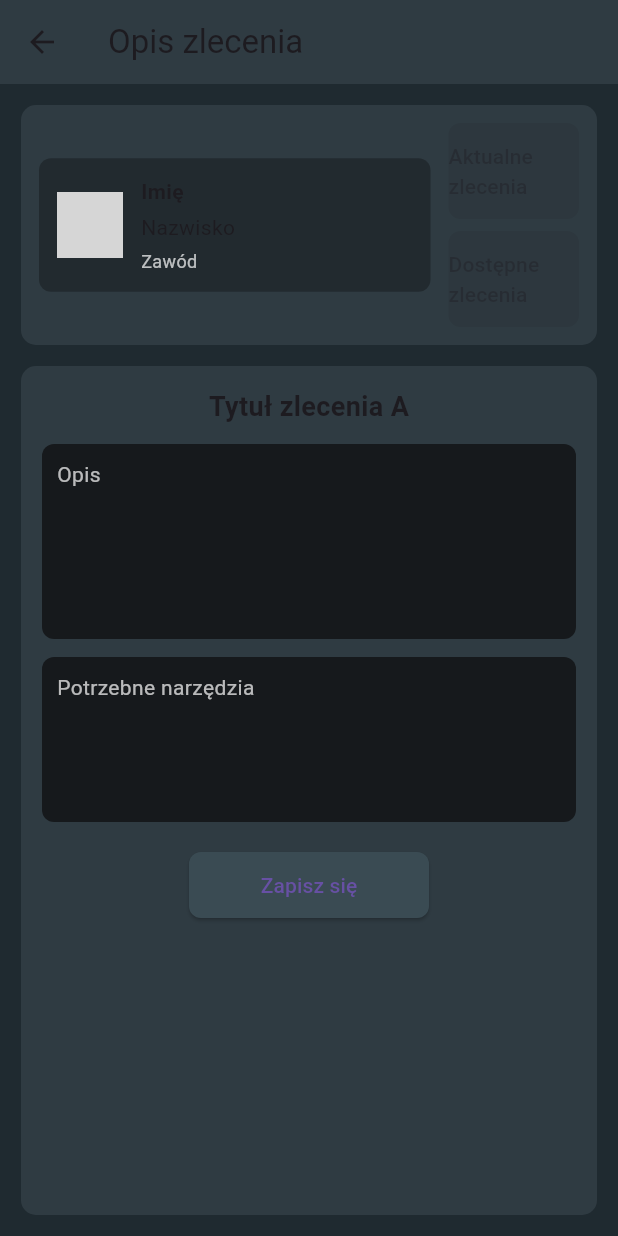
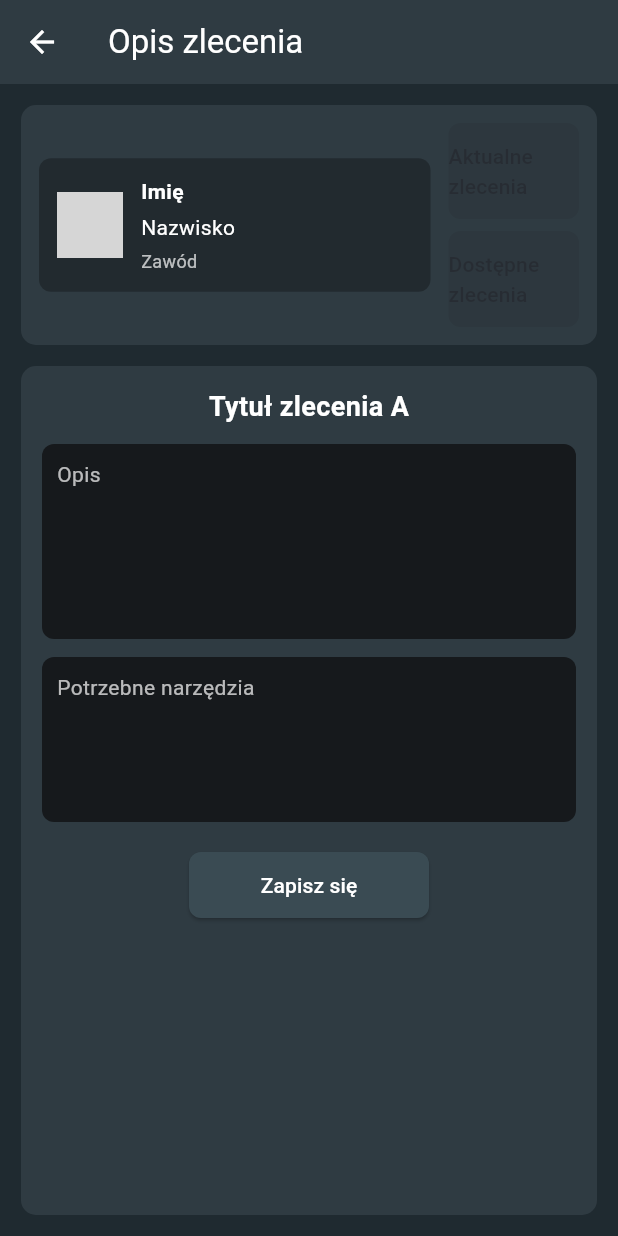
Before and after one commit to Skwany4/Flutter-test1, a Flutter app: the MainPanel screen opened directly, after a tap on "Dostępne zlecenia", after a tap on "Opis", on a phone screen of 412 x 824 dp. Run offline on Flutter 3.47's test engine with Material 3 defaults, Android fonts, the light colour scheme and no system bars; grey boxes are pictures that could not be loaded.

Commit message:
Front change

```diff
--- a/lib/screens/main_panel.dart
+++ b/lib/screens/main_panel.dart
@@ -36,7 +36,38 @@ class _MainPanelState extends State<MainPanel> {
     const panel = Color(0xFF2F3B42);
     const innerPanel = Color(0xFF222A2F);
 
-    return Scaffold(
+    // Lokalny Theme tylko dla drzewa tego ekranu:
+    final localTheme = Theme.of(context).copyWith(
+      textTheme: Theme.of(
+        context,
+      ).textTheme.apply(bodyColor: Colors.white, displayColor: Colors.white),
+      primaryTextTheme: Theme.of(context).primaryTextTheme.apply(
+        bodyColor: Colors.white,
+        displayColor: Colors.white,
+      ),
+      appBarTheme: const AppBarTheme(
+        backgroundColor: panel,
+        foregroundColor: Colors.white,
+        iconTheme: IconThemeData(color: Colors.white),
+        titleTextStyle: TextStyle(color: Colors.white, fontSize: 20),
+      ),
+      elevatedButtonTheme: ElevatedButtonThemeData(
+        style: ElevatedButton.styleFrom(
+          foregroundColor: Colors.white, // tekst przycisków na biało
+        ),
+      ),
+      outlinedButtonTheme: OutlinedButtonThemeData(
+        style: OutlinedButton.styleFrom(foregroundColor: Colors.white),
+      ),
+      inputDecorationTheme: const InputDecorationTheme(
+        hintStyle: TextStyle(color: Colors.white70),
+        labelStyle: TextStyle(color: Colors.white70),
+      ),
+    );
+
+    return Theme(
+      data: localTheme,
+      child: Scaffold(
         backgroundColor: bg,
         body: SafeArea(
           child: Padding(
@@ -166,22 +197,6 @@ class _MainPanelState extends State<MainPanel> {
 
                 const SizedBox(height: 14),
 
-              // Nagłówek sekcji dla Dostępnych zleceń
-              if (showAvailable)
-                Align(
-                  alignment: Alignment.centerLeft,
-                  child: Padding(
-                    padding: const EdgeInsets.symmetric(vertical: 6.0),
-                    child: Text(
-                      'Dostępne Zlecenia',
-                      style: TextStyle(
-                        color: Colors.white.withOpacity(0.85),
-                        fontSize: 16,
-                      ),
-                    ),
-                  ),
-                ),
-
                 // Główna sekcja z listą zleceń
                 Expanded(
                   child: Container(
@@ -202,6 +217,7 @@ class _MainPanelState extends State<MainPanel> {
             ),
           ),
         ),
+      ),
     );
   }
 
@@ -209,12 +225,6 @@ class _MainPanelState extends State<MainPanel> {
   Widget _buildCurrentList() {
     return ListView(
       children: [
-        Center(
-          child: Text(
-            'Tutaj będą Twoje aktualne zlecenia',
-            style: TextStyle(color: Colors.white.withOpacity(0.8)),
-          ),
-        ),
         const SizedBox(height: 12),
         for (var t in sampleTasks)
           TaskCard(
@@ -292,7 +302,31 @@ class DescriptionScreen extends StatelessWidget {
     const innerPanel = Color(0xFF222A2F);
     const darkBox = Color(0xFF16191C);
 
-    return Scaffold(
+    // Lokalny Theme dla tego ekranu opisu
+    final localTheme = Theme.of(context).copyWith(
+      textTheme: Theme.of(
+        context,
+      ).textTheme.apply(bodyColor: Colors.white, displayColor: Colors.white),
+      appBarTheme: const AppBarTheme(
+        backgroundColor: panel,
+        foregroundColor: Colors.white,
+        iconTheme: IconThemeData(color: Colors.white),
+      ),
+      inputDecorationTheme: const InputDecorationTheme(
+        hintStyle: TextStyle(color: Colors.white70),
+        labelStyle: TextStyle(color: Colors.white70),
+      ),
+      elevatedButtonTheme: ElevatedButtonThemeData(
+        style: ElevatedButton.styleFrom(foregroundColor: Colors.white),
+      ),
+      outlinedButtonTheme: OutlinedButtonThemeData(
+        style: OutlinedButton.styleFrom(foregroundColor: Colors.white),
+      ),
+    );
+
+    return Theme(
+      data: localTheme,
+      child: Scaffold(
         backgroundColor: bg,
         appBar: AppBar(
           title: const Text('Opis zlecenia'),
@@ -480,7 +514,9 @@ class DescriptionScreen extends StatelessWidget {
                                 shape: RoundedRectangleBorder(
                                   borderRadius: BorderRadius.circular(8),
                                 ),
-                              padding: const EdgeInsets.symmetric(vertical: 12),
+                                padding: const EdgeInsets.symmetric(
+                                  vertical: 12,
+                                ),
                               ),
                               child: const Text('Zapisz się'),
                             ),
@@ -490,6 +526,7 @@ class DescriptionScreen extends StatelessWidget {
                   ),
                 ),
               ],
+            ),
           ),
         ),
       ),
@@ -531,7 +568,26 @@ class _ReportScreenState extends State<ReportScreen> {
     const innerPanel = Color(0xFF222A2F);
     const reportBox = Color(0xFFD9D9D9); // jasny box imitujący pole raportu
 
-    return Scaffold(
+    final localTheme = Theme.of(context).copyWith(
+      textTheme: Theme.of(
+        context,
+      ).textTheme.apply(bodyColor: Colors.white, displayColor: Colors.white),
+      appBarTheme: const AppBarTheme(
+        backgroundColor: panel,
+        foregroundColor: Colors.white,
+        iconTheme: IconThemeData(color: Colors.white),
+      ),
+      inputDecorationTheme: const InputDecorationTheme(
+        hintStyle: TextStyle(color: Colors.black54),
+      ),
+      elevatedButtonTheme: ElevatedButtonThemeData(
+        style: ElevatedButton.styleFrom(foregroundColor: Colors.white),
+      ),
+    );
+
+    return Theme(
+      data: localTheme,
+      child: Scaffold(
         backgroundColor: bg,
         appBar: AppBar(
           title: Text('Raport - ${widget.title}'),
@@ -724,6 +780,7 @@ class _ReportScreenState extends State<ReportScreen> {
             ),
           ),
         ),
+      ),
     );
   }
 }
@@ -773,6 +830,7 @@ class TaskCard extends StatelessWidget {
                   style: const TextStyle(
                     fontWeight: FontWeight.bold,
                     fontSize: 16,
+                    color: Colors.white, // upewniamy się, że tytuł jest biały
                   ),
                 ),
                 const SizedBox(height: 8),
@@ -786,7 +844,12 @@ class TaskCard extends StatelessWidget {
                         style: TextStyle(color: Colors.white70),
                       ),
                     ),
-                    Expanded(child: Text(termin)),
+                    Expanded(
+                      child: Text(
+                        termin,
+                        style: const TextStyle(color: Colors.white),
+                      ),
+                    ),
                   ],
                 ),
                 const SizedBox(height: 6),
@@ -800,7 +863,12 @@ class TaskCard extends StatelessWidget {
                         style: TextStyle(color: Colors.white70),
                       ),
                     ),
-                    Expanded(child: Text(adres)),
+                    Expanded(
+                      child: Text(
+                        adres,
+                        style: const TextStyle(color: Colors.white),
+                      ),
+                    ),
                   ],
                 ),
               ],
```
Lines whose indentation alone changed are shown as unchanged.
